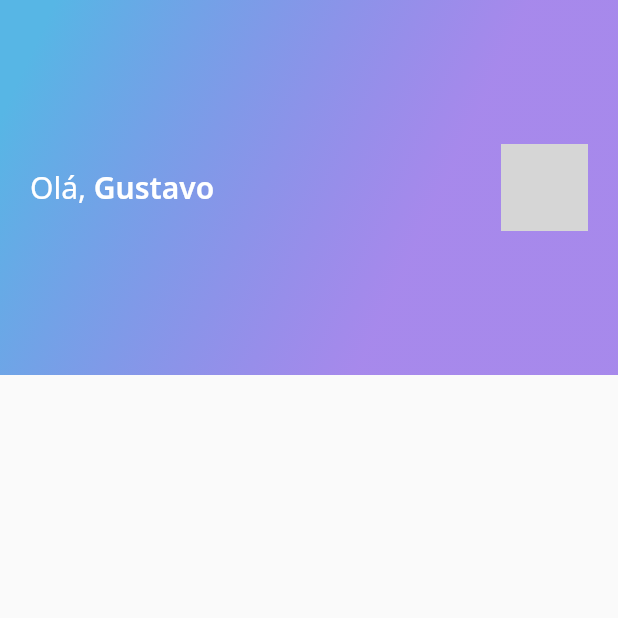
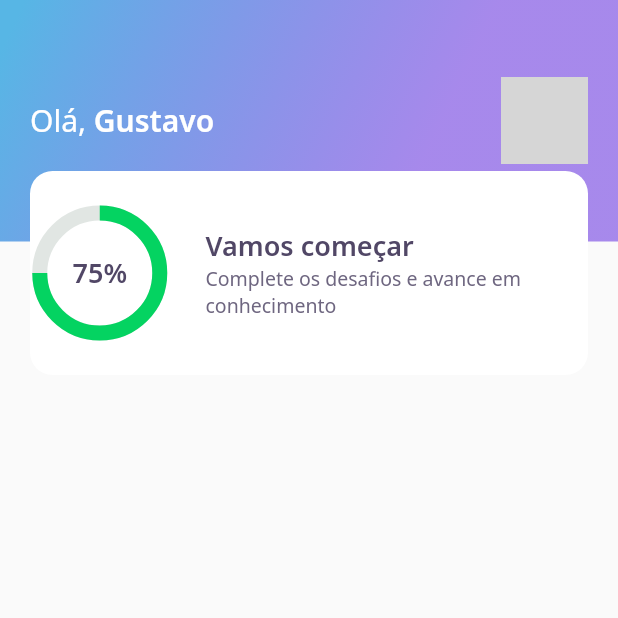
Before and after one commit to amazingustav/devquiz, a Flutter app: the screen it shows after launch, on a phone screen of 412 x 824 dp, the top half of it. Run offline on Flutter 3.47's test engine with Material 2 defaults, Android fonts, the phone set to English and light mode, and no system bars; our stand-ins replace google_fonts; network calls fail; grey boxes are pictures that could not be loaded.

Commit message:
Create score card for home screen

```diff
--- a/lib/home/widgets/appbar/app_bar_widget.dart
+++ b/lib/home/widgets/appbar/app_bar_widget.dart
@@ -1,5 +1,7 @@
+import 'package:dev_quiz/core/app_colors.dart';
 import 'package:dev_quiz/core/app_gradients.dart';
 import 'package:dev_quiz/core/app_text_styles.dart';
+import 'package:dev_quiz/home/widgets/score_card/score_card_widget.dart';
 import 'package:flutter/material.dart';
 
 class AppBarWidget extends PreferredSize {
@@ -8,9 +10,13 @@ class AppBarWidget extends PreferredSize {
           preferredSize: Size.fromHeight(250),
           child: Container(
             height: 250,
+            child: Stack(
+              children: [
+                Container(
+                  height: 161,
+                  padding: const EdgeInsets.symmetric(horizontal: 20),
+                  width: double.maxFinite,
                   decoration: BoxDecoration(gradient: AppGradients.linear),
-            child: Padding(
-              padding: const EdgeInsets.symmetric(horizontal: 20),
                   child: Row(
                     mainAxisAlignment: MainAxisAlignment.spaceBetween,
                     children: [
@@ -40,6 +46,12 @@ class AppBarWidget extends PreferredSize {
                     ],
                   ),
                 ),
+                Align(
+                  alignment: Alignment(0.0, 1.0),
+                  child: ScoreCardWidget(),
+                ),
+              ],
+            ),
           ),
         );
 }
--- /dev/null
+++ b/lib/home/widgets/chart/chart_widget.dart
@@ -0,0 +1,38 @@
+import 'package:dev_quiz/core/app_colors.dart';
+import 'package:dev_quiz/core/app_text_styles.dart';
+import 'package:flutter/material.dart';
+
+class ChartWidget extends StatelessWidget {
+  const ChartWidget({Key? key}) : super(key: key);
+
+  @override
+  Widget build(BuildContext context) {
+    return Container(
+      height: 80,
+      width: 80,
+      child: Stack(
+        children: [
+          Center(
+            child: Container(
+              height: 80,
+              width: 80,
+              child: CircularProgressIndicator(
+                strokeWidth: 10,
+                value: .75,
+                backgroundColor: AppColors.chartSecondary,
+                valueColor:
+                    AlwaysStoppedAnimation<Color>(AppColors.chartPrimary),
+              ),
+            ),
+          ),
+          Center(
+            child: Text(
+              "75%",
+              style: AppTextStyles.heading,
+            ),
+          )
+        ],
+      ),
+    );
+  }
+}
--- /dev/null
+++ b/lib/home/widgets/score_card/score_card_widget.dart
@@ -0,0 +1,51 @@
+import 'package:dev_quiz/core/app_colors.dart';
+import 'package:dev_quiz/core/app_text_styles.dart';
+import 'package:dev_quiz/home/widgets/chart/chart_widget.dart';
+import 'package:flutter/material.dart';
+
+class ScoreCardWidget extends StatelessWidget {
+  const ScoreCardWidget({Key? key}) : super(key: key);
+
+  @override
+  Widget build(BuildContext context) {
+    return Padding(
+      padding: const EdgeInsets.only(left: 20, right: 20),
+      child: Container(
+        height: 136,
+        decoration: BoxDecoration(
+          color: AppColors.white,
+          borderRadius: BorderRadius.circular(15),
+        ),
+        child: Row(
+          crossAxisAlignment: CrossAxisAlignment.center,
+          children: [
+            Expanded(
+              flex: 1,
+              child: ChartWidget(),
+            ),
+            Expanded(
+              flex: 3,
+              child: Padding(
+                padding: const EdgeInsets.only(left: 24),
+                child: Column(
+                  mainAxisAlignment: MainAxisAlignment.center,
+                  crossAxisAlignment: CrossAxisAlignment.start,
+                  children: [
+                    Text(
+                      "Vamos começar",
+                      style: AppTextStyles.heading,
+                    ),
+                    Text(
+                      "Complete os desafios e avance em conhecimento",
+                      style: AppTextStyles.body,
+                    ),
+                  ],
+                ),
+              ),
+            ),
+          ],
+        ),
+      ),
+    );
+  }
+}
```
Lines whose indentation alone changed are shown as unchanged.
